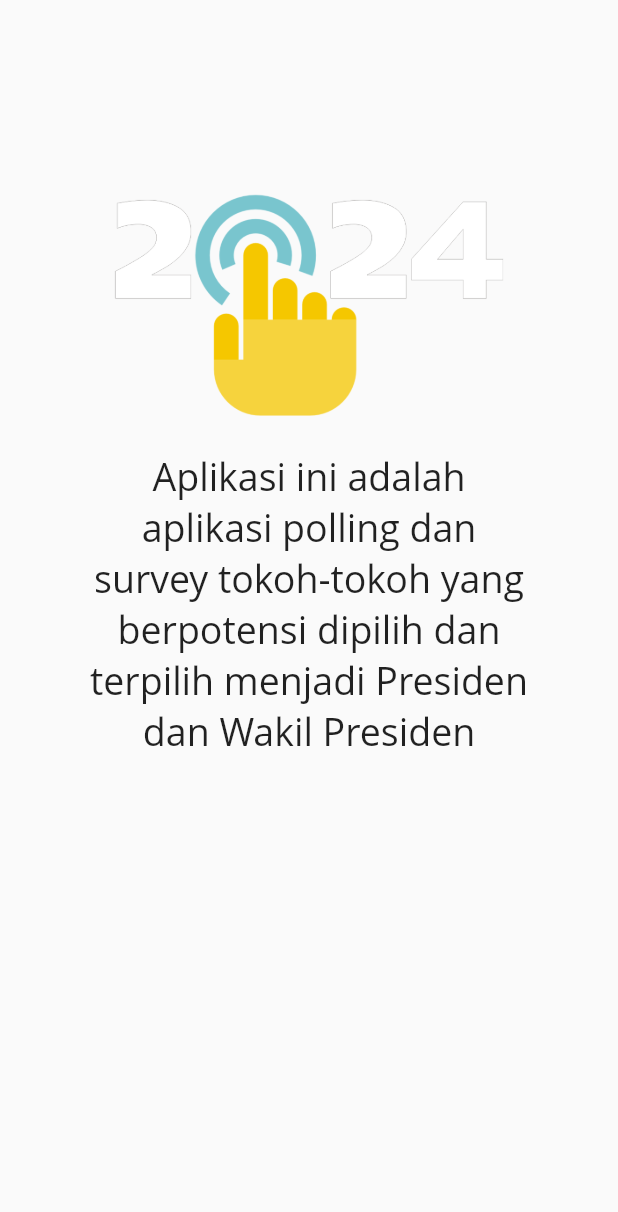
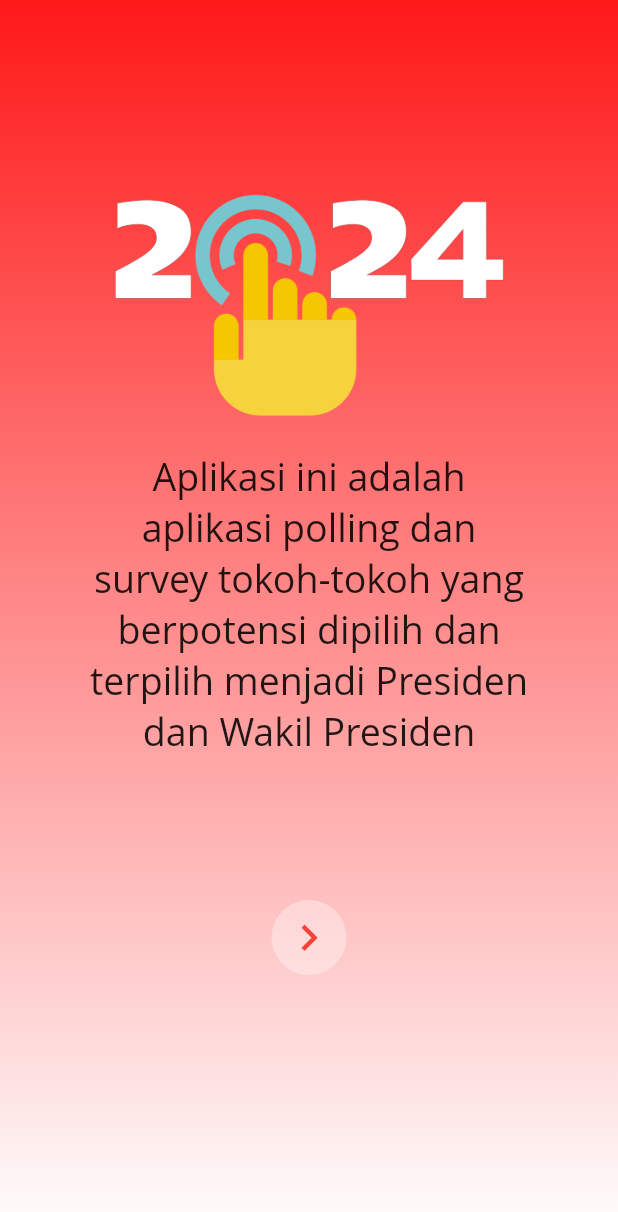
Before and after one commit to idhoaks/vote, a Flutter app: the Intro screen opened directly, on a phone screen of 412 x 824 dp. Shown: the top 1212 px of the screen. Run offline on Flutter 3.47's test engine with Material 2 defaults, Android fonts, the phone set to English and light mode, and no system bars.

Commit message:
bikin gradient di intro

```diff
--- a/lib/intro.dart
+++ b/lib/intro.dart
@@ -1,4 +1,5 @@
 import 'package:flutter/material.dart';
+import 'package:vote24/main_screen.dart';
 
 class Intro extends StatefulWidget {
   @override
@@ -10,6 +11,16 @@ class _IntroState extends State<Intro> {
   Widget build(BuildContext context) {
     return Scaffold(
       body: SafeArea(
+        child: Container(
+          decoration: BoxDecoration(
+              gradient: LinearGradient(
+            begin: Alignment.topCenter,
+            end: Alignment.bottomCenter,
+            colors: [
+              const Color.fromRGBO(255, 0, 0, 0.9),
+              const Color.fromRGBO(255, 255, 255, 0.9)
+            ],
+          )),
           child: Center(
             child: Column(
               // mainAxisAlignment: MainAxisAlignment.center,
@@ -35,8 +46,28 @@ class _IntroState extends State<Intro> {
                     ),
                     textAlign: TextAlign.center,
                   ),
-              )
+                ),
+                GestureDetector(
+                  onTap: () {
+                    Navigator.push(context,
+                        MaterialPageRoute(builder: (context) => MainScreen()));
+                  },
+                  child: Container(
+                    margin: EdgeInsets.fromLTRB(0, 100, 0, 50),
+                    height: 50,
+                    width: 50,
+                    decoration: BoxDecoration(
+                        color: Colors.white.withOpacity(0.35),
+                        borderRadius: BorderRadius.circular(200)),
+                    child: Icon(
+                      Icons.chevron_right,
+                      size: 35.0,
+                      color: Colors.red,
+                    ),
+                  ),
+                ),
               ],
+            ),
           ),
         ),
       ),
```
Lines whose indentation alone changed are shown as unchanged.
